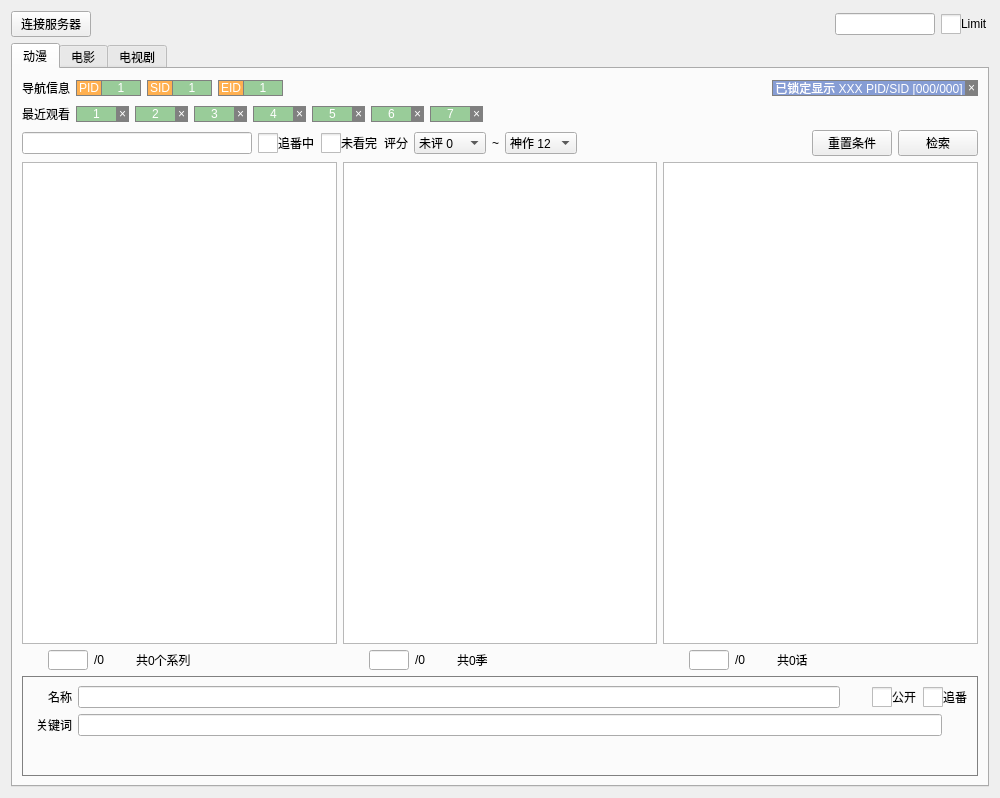
Before: the Qt Designer form Widget.ui in cqwlxxl/cherryme, drawn with Qt 5.
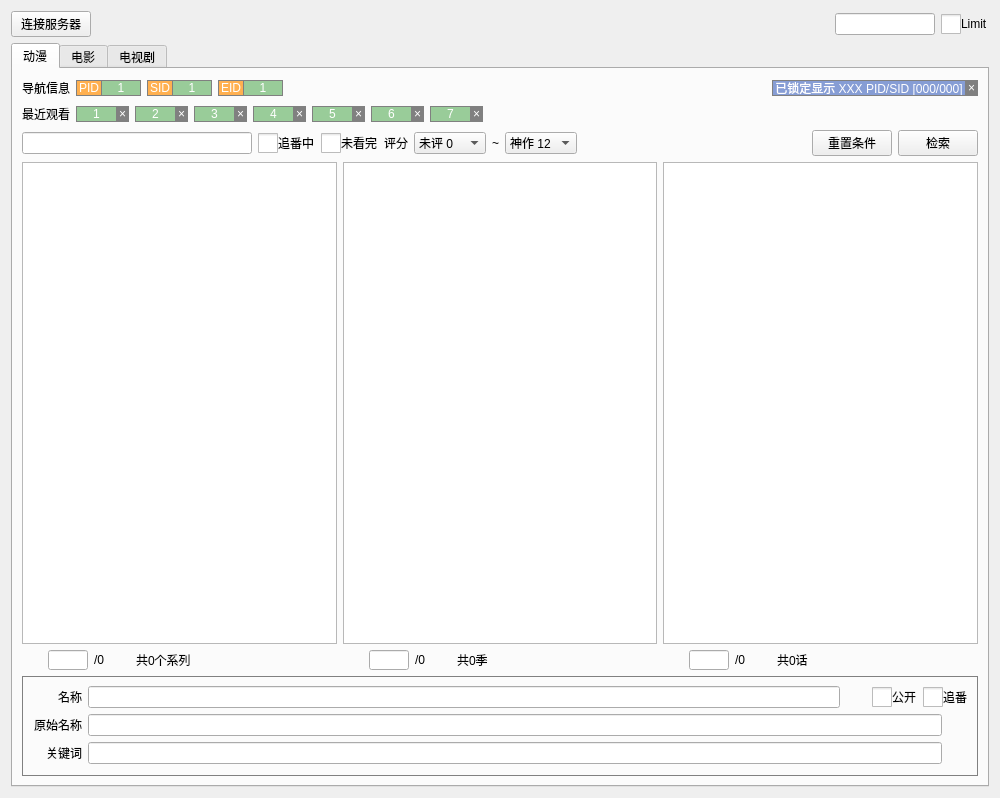
After: the same form once the commit is applied. The open tabs and pages were chosen to show the change. Icons and pictures are not drawn.

Commit message: new: 动漫IP原始标题功能

What changed in the file:
```diff
--- a/Widget.ui
+++ b/Widget.ui
@@ -1991,13 +1991,13 @@
               <widget class="QLabel" name="label_AP_Name">
                <property name="minimumSize">
                 <size>
-                 <width>40</width>
+                 <width>50</width>
                  <height>0</height>
                 </size>
                </property>
                <property name="maximumSize">
                 <size>
-                 <width>40</width>
+                 <width>50</width>
                  <height>16777215</height>
                 </size>
                </property>
@@ -2130,19 +2130,92 @@
              </item>
             </layout>
            </item>
+           <item>
+            <layout class="QHBoxLayout" name="hLayout_AP_NameOrigin">
+             <item>
+              <widget class="QLabel" name="label_AP_NameOrigin">
+               <property name="minimumSize">
+                <size>
+                 <width>50</width>
+                 <height>0</height>
+                </size>
+               </property>
+               <property name="maximumSize">
+                <size>
+                 <width>50</width>
+                 <height>16777215</height>
+                </size>
+               </property>
+               <property name="text">
+                <string>原始名称</string>
+               </property>
+               <property name="alignment">
+                <set>Qt::AlignRight|Qt::AlignTrailing|Qt::AlignVCenter</set>
+               </property>
+              </widget>
+             </item>
+             <item>
+              <widget class="QLineEdit" name="lineEdit_AP_NameOrigin">
+               <property name="clearButtonEnabled">
+                <bool>true</bool>
+               </property>
+              </widget>
+             </item>
+             <item>
+              <widget class="QPushButton" name="pushButton_AP_NameOriginOk">
+               <property name="enabled">
+                <bool>false</bool>
+               </property>
+               <property name="minimumSize">
+                <size>
+                 <width>20</width>
+                 <height>20</height>
+                </size>
+               </property>
+               <property name="maximumSize">
+                <size>
+                 <width>20</width>
+                 <height>20</height>
+                </size>
+               </property>
+               <property name="styleSheet">
+                <string notr="true">#pushButton_AP_NameOriginOk
+{
+  border: 0px;
+}</string>
+               </property>
+               <property name="text">
+                <string notr="true"/>
+               </property>
+               <property name="icon">
+                <iconset>
+                 <normalon>:/File/img/submit_enable.png</normalon>
+                 <disabledon>:/File/img/submit_disable.png</disabledon>
+                </iconset>
+               </property>
+               <property name="iconSize">
+                <size>
+                 <width>20</width>
+                 <height>20</height>
+                </size>
+               </property>
+              </widget>
+             </item>
+            </layout>
+           </item>
            <item>
             <layout class="QHBoxLayout" name="hLayout_AP_Keywords">
              <item>
               <widget class="QLabel" name="label_AP_Keyword">
                <property name="minimumSize">
                 <size>
-                 <width>40</width>
+                 <width>50</width>
                  <height>0</height>
                 </size>
                </property>
                <property name="maximumSize">
                 <size>
-                 <width>40</width>
+                 <width>50</width>
                  <height>16777215</height>
                 </size>
                </property>
```
Left out of the diff: 2 changed lines with no effect on the pictures. The commit also changes 7 other files.
